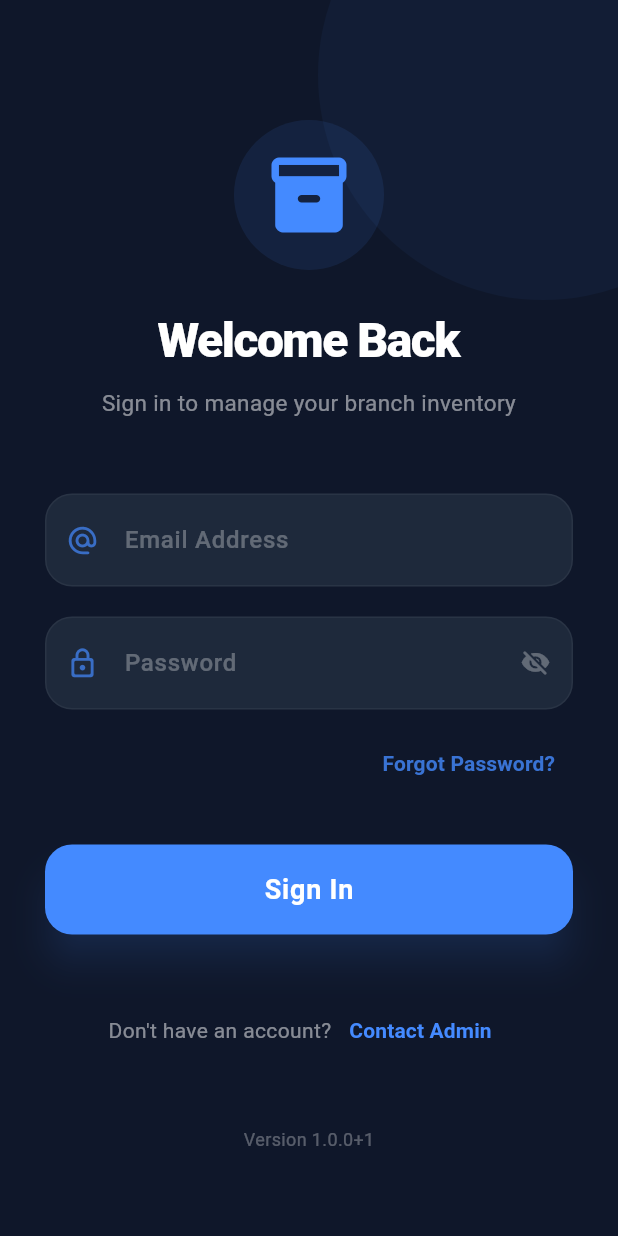
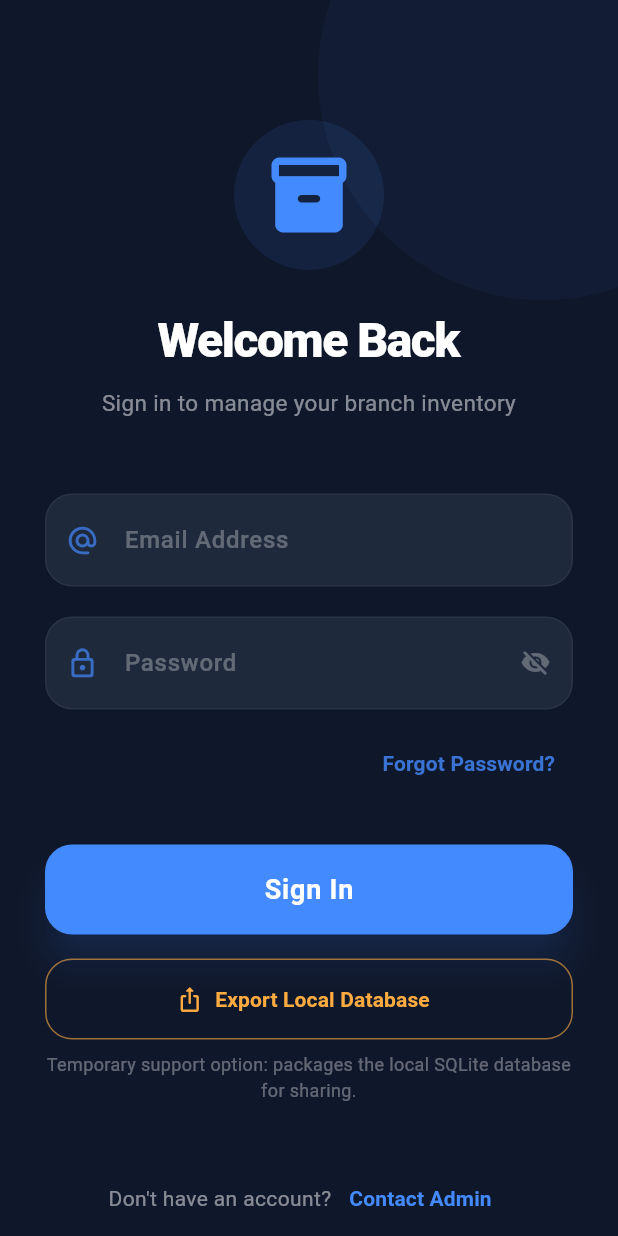
Before and after one commit to Aas112233/expiry-and-tasks-management-system, a Flutter app: the screen it shows after launch, on a phone screen of 412 x 824 dp. Run offline on Flutter 3.47's test engine with Material 3 defaults, Android fonts, the phone set to English and light mode, and no system bars; our stand-ins replace connectivity_plus, dio, flutter_dotenv, flutter_local_notifications, flutter_secure_storage, permission_handler and 5 more; missing offline and left inert: mobile_scanner; accounts and stored records are empty.

Commit message:
feat(database): add local database export functionality
- Implement database export feature in LoginScreen
- Add exportDatabaseArchive method to DatabaseHelper
- Update dependencies to include archive and share_plus packages
- Register necessary plugins for different platforms

```diff
--- a/expiry_mobile/lib/screens/login_screen.dart
+++ b/expiry_mobile/lib/screens/login_screen.dart
@@ -1,6 +1,8 @@
 import 'package:flutter/material.dart';
 import 'package:provider/provider.dart';
 import '../providers/auth_provider.dart';
+import '../services/database_helper.dart';
+import 'package:share_plus/share_plus.dart';
 
 class LoginScreen extends StatefulWidget {
   final bool isAutoLogin;
@@ -14,6 +16,7 @@ class _LoginScreenState extends State<LoginScreen> {
   final _emailController = TextEditingController();
   final _passwordController = TextEditingController();
   bool _isLoading = false;
+  bool _isExportingDb = false;
   bool _obscurePassword = true;
 
   @override
@@ -105,6 +108,35 @@ class _LoginScreenState extends State<LoginScreen> {
         behavior: SnackBarBehavior.floating,
       ),
     );
+  }
+
+  Future<void> _handleDatabaseExport() async {
+    if (_isExportingDb) {
+      return;
+    }
+
+    setState(() => _isExportingDb = true);
+
+    try {
+      final archive = await DatabaseHelper.instance.exportDatabaseArchive();
+      await Share.shareXFiles(
+        [XFile(archive.path)],
+        text: 'ExpiryPro local database export',
+        subject: 'ExpiryPro database export',
+      );
+
+      if (mounted) {
+        _showInfoSnackBar('Database archive prepared. Choose where to save it.');
+      }
+    } catch (error) {
+      if (mounted) {
+        _showErrorSnackBar('Database export failed: $error');
+      }
+    } finally {
+      if (mounted) {
+        setState(() => _isExportingDb = false);
+      }
+    }
   }
 
   @override
@@ -291,6 +323,50 @@ class _LoginScreenState extends State<LoginScreen> {
                               ),
                       ),
                     ),
+                  const SizedBox(height: 16),
+                  SizedBox(
+                    width: double.infinity,
+                    height: 54,
+                    child: OutlinedButton.icon(
+                      onPressed: _isExportingDb ? null : _handleDatabaseExport,
+                      style: OutlinedButton.styleFrom(
+                        side: BorderSide(
+                          color: Colors.orangeAccent.withValues(alpha: 0.6),
+                        ),
+                        foregroundColor: Colors.orangeAccent,
+                        shape: RoundedRectangleBorder(
+                          borderRadius: BorderRadius.circular(18),
+                        ),
+                      ),
+                      icon: _isExportingDb
+                          ? const SizedBox(
+                              width: 18,
+                              height: 18,
+                              child: CircularProgressIndicator(
+                                strokeWidth: 2,
+                                color: Colors.orangeAccent,
+                              ),
+                            )
+                          : const Icon(Icons.ios_share_rounded),
+                      label: Text(
+                        _isExportingDb
+                            ? 'Preparing Database Export...'
+                            : 'Export Local Database',
+                        style: const TextStyle(
+                          fontWeight: FontWeight.w700,
+                        ),
+                      ),
+                    ),
+                  ),
+                  const SizedBox(height: 8),
+                  Text(
+                    'Temporary support option: packages the local SQLite database for sharing.',
+                    textAlign: TextAlign.center,
+                    style: TextStyle(
+                      color: Colors.white.withValues(alpha: 0.35),
+                      fontSize: 12,
+                    ),
+                  ),
 
                   const SizedBox(height: 40),
 
--- a/expiry_mobile/pubspec.yaml
+++ b/expiry_mobile/pubspec.yaml
@@ -22,9 +22,12 @@ dependencies:
   shared_preferences: ^2.2.3
   sqflite: ^2.3.0
   path: ^1.8.3
+  path_provider: ^2.1.4
   connectivity_plus: ^6.0.3
   timezone: ^0.9.4
   flutter_dotenv: ^5.2.1
+  archive: ^3.6.1
+  share_plus: ^10.0.2
 
 dev_dependencies:
   flutter_test:
```
Also changed, not shown: expiry_mobile/lib/services/database_helper.dart (+40 -0 lines), expiry_mobile/pubspec.lock, 6 other files.
